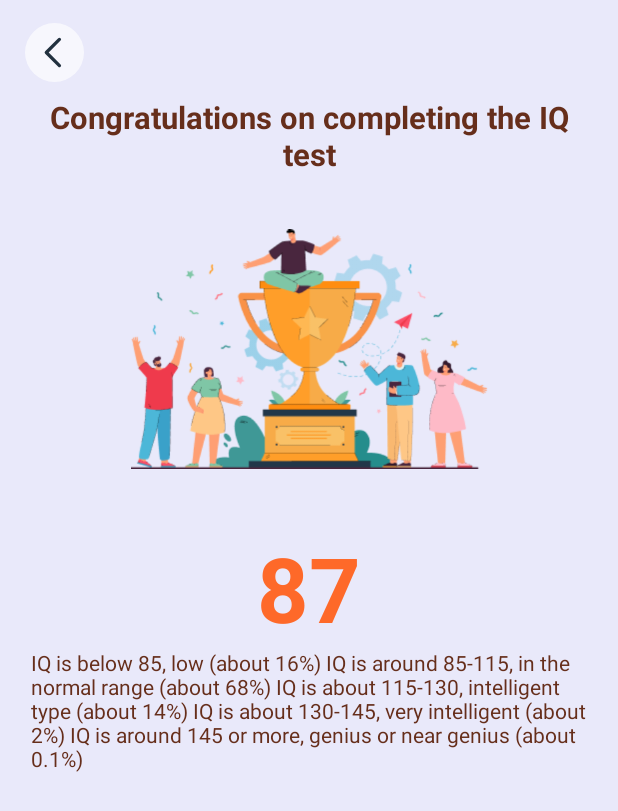
After one commit to dungvuhanoivietnam/quiztest, an Android app: the layout fragment_congratulations.xml on its own in the app's theme, with its tools: preview values and no code run, on a phone screen of 412 x 824 dp. The commit adds this screen. Shown: the top 811 px of the screen. Run offline under Robolectric (Android 15) with nearby library versions, the phone set to English and light mode, and no system bars.

Commit message:
create giao diện, bottomsheet

```diff
--- /dev/null
+++ b/TestIQ/src/main/res/layout/fragment_congratulations.xml
@@ -0,0 +1,74 @@
+<?xml version="1.0" encoding="utf-8"?>
+<androidx.constraintlayout.widget.ConstraintLayout xmlns:android="http://schemas.android.com/apk/res/android"
+    xmlns:app="http://schemas.android.com/apk/res-auto"
+    android:layout_width="match_parent"
+    android:layout_height="match_parent"
+    android:background="#100f">
+
+    <androidx.appcompat.widget.AppCompatImageView
+        android:id="@+id/back"
+        android:layout_width="@dimen/_30sdp"
+        android:layout_height="@dimen/_30sdp"
+        android:layout_marginStart="@dimen/_13sdp"
+        android:layout_marginTop="@dimen/_12sdp"
+        android:src="@drawable/ic_frame_39742"
+        app:layout_constraintStart_toStartOf="parent"
+        app:layout_constraintTop_toTopOf="parent" />
+
+    <androidx.appcompat.widget.AppCompatTextView
+        android:id="@+id/description"
+        android:layout_width="0sp"
+        android:layout_height="wrap_content"
+        android:layout_marginStart="@dimen/_16sdp"
+        android:layout_marginTop="@dimen/_7sdp"
+        android:layout_marginEnd="@dimen/_16sdp"
+        android:gravity="center"
+        android:text="Congratulations on completing the IQ test"
+        android:textColor="#662E1B"
+        android:textSize="@dimen/_16sdp"
+        android:textStyle="bold"
+        app:layout_constraintEnd_toEndOf="parent"
+        app:layout_constraintStart_toStartOf="parent"
+        app:layout_constraintTop_toBottomOf="@+id/back" />
+
+    <androidx.appcompat.widget.AppCompatImageView
+        android:id="@+id/image"
+        android:layout_width="238dp"
+        android:layout_height="@dimen/_130sdp"
+        android:layout_marginTop="@dimen/_24sdp"
+        android:src="@drawable/background_"
+        app:layout_constraintEnd_toEndOf="parent"
+        app:layout_constraintStart_toStartOf="parent"
+        app:layout_constraintTop_toBottomOf="@id/description" />
+
+    <androidx.appcompat.widget.AppCompatTextView
+        android:id="@+id/total"
+        android:layout_width="wrap_content"
+        android:layout_height="wrap_content"
+        android:layout_marginTop="@dimen/_26sdp"
+        android:text="87"
+        android:textColor="#FE6929"
+        android:textSize="@dimen/_46ssp"
+        android:textStyle="bold"
+        app:layout_constraintEnd_toEndOf="parent"
+        app:layout_constraintStart_toStartOf="parent"
+        app:layout_constraintTop_toBottomOf="@+id/image" />
+
+    <androidx.appcompat.widget.AppCompatTextView
+        android:layout_width="0sp"
+        android:textColor="#662E1B"
+        android:layout_height="wrap_content"
+        android:layout_marginStart="@dimen/_16sdp"
+        android:layout_marginEnd="@dimen/_16sdp"
+        android:text="IQ is below 85, low (about 16%)
+IQ is around 85-115, in the normal range (about 68%)
+IQ is about 115-130, intelligent type (about 14%)
+IQ is about 130-145, very intelligent (about 2%)
+IQ is around 145 or more, genius or near genius (about 0.1%)"
+        app:layout_constraintEnd_toEndOf="parent"
+        app:layout_constraintStart_toStartOf="parent"
+        app:layout_constraintTop_toBottomOf="@+id/total" />
+
+
+
+</androidx.constraintlayout.widget.ConstraintLayout>
--- a/TestIQ/src/main/res/layout/item_check_bottom_sheet.xml
+++ b/TestIQ/src/main/res/layout/item_check_bottom_sheet.xml
@@ -16,6 +16,7 @@
         app:layout_constraintTop_toTopOf="parent" />
 
     <androidx.appcompat.widget.AppCompatTextView
+        android:id="@+id/txt"
         app:layout_constraintTop_toTopOf="@id/iv_"
         app:fontFamily="@font/roboto_medium"
         app:layout_constraintBottom_toBottomOf="@id/iv_"
```
Also changed, not shown: TestIQ/src/main/java/com/example/testiq/ActivityQuestion.kt (+18 -18 lines), TestIQ/src/main/java/com/example/testiq/adapter/AdapterSelectQuestion.kt (added, +45 -0 lines), TestIQ/src/main/java/com/example/testiq/adapter/AnswerAdapter.kt (+6 -2 lines), TestIQ/src/main/java/com/example/testiq/ui/BottomSheetAnswer.kt (+7 -1 lines), TestIQ/src/main/res/drawable/background_.png (added).
